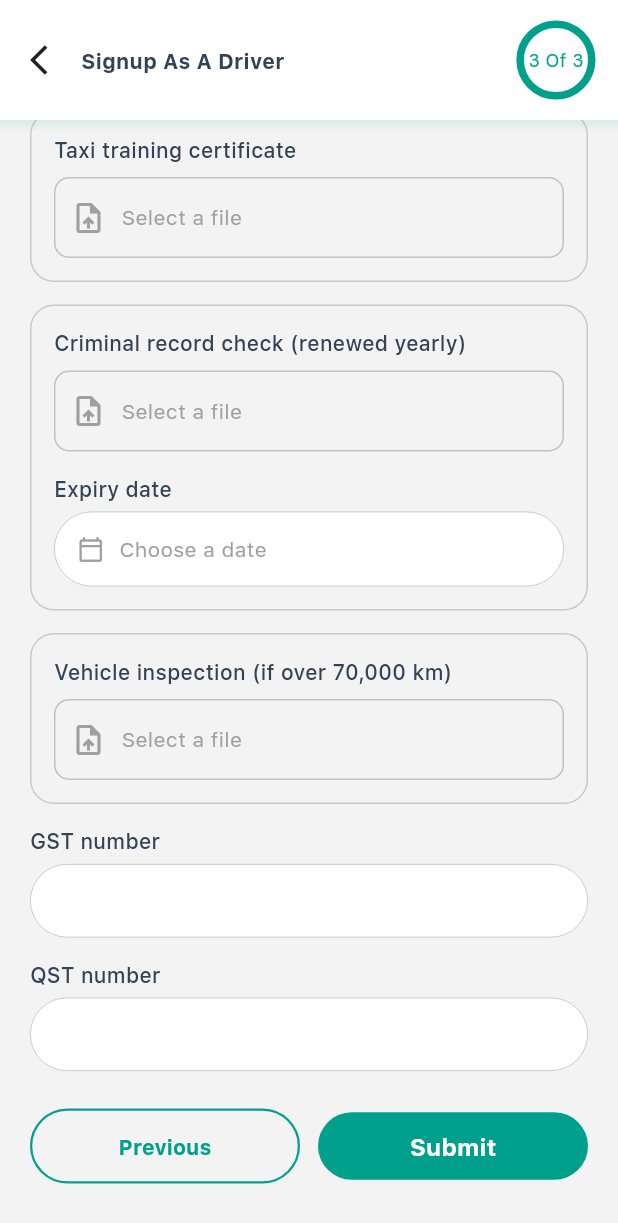
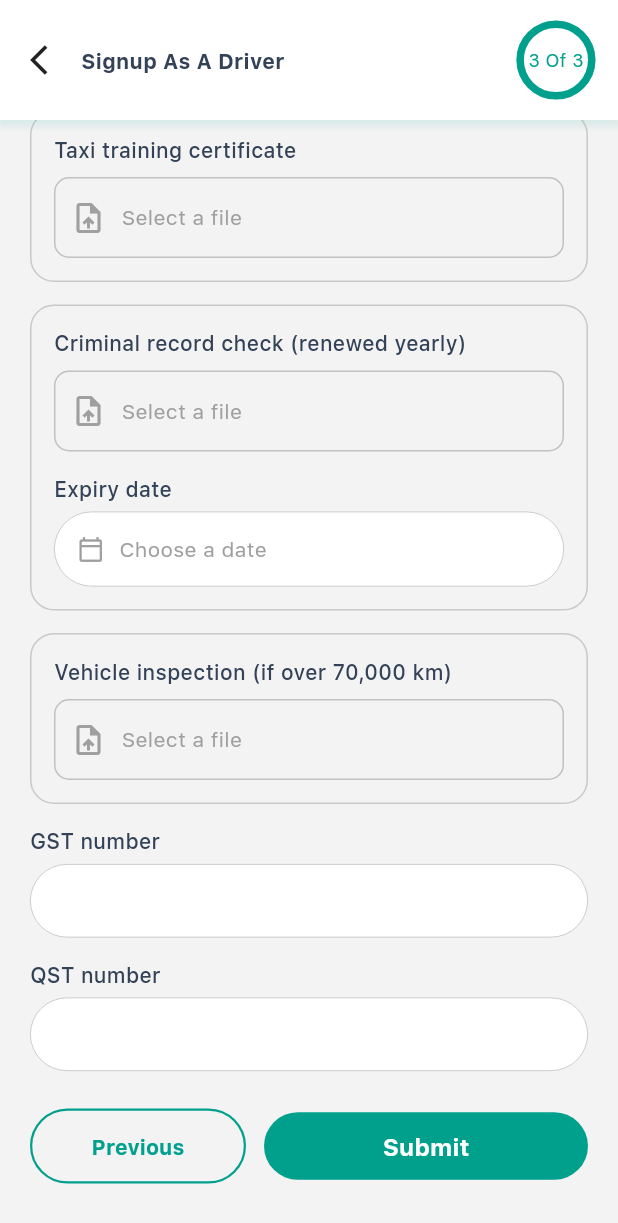
Before and after one commit to rolandpierre1/wolygo-driver, a Flutter app: the AdditionalSignUpScreen2 screen opened directly, scrolled down 768 dp, on a phone screen of 412 x 824 dp. Shown: the top 1223 px of the screen. Run offline on Flutter 3.47's test engine with Material 3 defaults, Android fonts, the phone set to English and light mode, and no system bars; drawn by our look-alikes of percent_indicator; our stand-ins replace audioplayers, chewie, connectivity_plus, country_code_picker, dotted_border, dropdown_button2 and 29 more; missing offline and left inert: custom_map_markers, dart_pusher_channels, flutter_downloader, flutter_polyline_points, just_the_tooltip, phone_numbers_parser and 1 more; accounts and stored records are empty; network calls fail.

Commit message:
Inscription chauffeur: corrige le debordement du bouton Soumettre et du compteur d'etapes
Co-Authored-By: Claude Sonnet 5.5 <noreply@anthropic.com>
Claude-Session: https://claude.ai/code/session_01LntwFCrzLsAXpobbrMwVj9

```diff
--- a/lib/features/auth/screens/additional_sign_up_screen_2.dart
+++ b/lib/features/auth/screens/additional_sign_up_screen_2.dart
@@ -67,10 +67,10 @@ class AdditionalSignUpScreen2 extends StatelessWidget {
                 c.isLoading
                   ? Center(child: SpinKitCircle(color: Theme.of(context).primaryColor, size: 40.0))
                   : Row(children: [
-                      const Expanded(child: SxBackButton()),
+                      const Expanded(flex: 2, child: SxBackButton()),
                       const SizedBox(width: 12),
-                      Expanded(child: ButtonWidget(
-                        buttonText: sxT('Soumettre l\'inscription', 'Submit'), radius: 50,
+                      Expanded(flex: 3, child: ButtonWidget(
+                        buttonText: sxT('Soumettre', 'Submit'), radius: 50,
                         onPressed: () async {
                           final m = _missing(c);
                           if (m != null) { showCustomSnackBar(m); return; }
--- a/lib/features/auth/widgets/signup_appbar_widget.dart
+++ b/lib/features/auth/widgets/signup_appbar_widget.dart
@@ -29,7 +29,7 @@ class SignUpAppbarWidget extends StatelessWidget {
           ]
       ),
       child: Row(mainAxisAlignment:MainAxisAlignment.spaceBetween, children: [
-        Row(children: [
+        Flexible(child: Row(children: [
           enableBackButton ?
           InkWell(
             onTap: ()=> Get.back(),
@@ -40,14 +40,14 @@ class SignUpAppbarWidget extends StatelessWidget {
           ): const SizedBox(),
           const SizedBox(width: Dimensions.paddingSizeExtraSmall),
 
-          Text(title.tr,style: textBold),
-          ]),
+          Flexible(child: Text(title.tr, maxLines: 1, overflow: TextOverflow.ellipsis, style: textBold)),
+          ])),
 
         hideProgress ? const SizedBox() : CircularPercentIndicator(
             radius: Get.height * 0.032,
             percent: progressText == '1_of_3' ? 0.33 : progressText == '2_of_3' ? 0.66 : 1,
             circularStrokeCap: CircularStrokeCap.round,
-            center: Text(progressText.tr,style: textRegular.copyWith(color: Theme.of(context).primaryColor,fontSize: Dimensions.fontSizeSmall)),
+            center: Padding(padding: const EdgeInsets.all(6), child: FittedBox(fit: BoxFit.scaleDown, child: Text(progressText.tr, maxLines: 1, style: textRegular.copyWith(color: Theme.of(context).primaryColor,fontSize: Dimensions.fontSizeSmall)))),
             progressColor: Theme.of(context).primaryColor,
             backgroundColor: Theme.of(context).hintColor.withOpacity(.18),
         )
--- a/lib/features/auth/widgets/signup_fields.dart
+++ b/lib/features/auth/widgets/signup_fields.dart
@@ -170,7 +170,7 @@ class SxBackButton extends StatelessWidget {
         minimumSize: const Size.fromHeight(50),
         shape: RoundedRectangleBorder(borderRadius: BorderRadius.circular(50)),
       ),
-      child: Text(sxT('Précédent', 'Previous'), style: textBold.copyWith(color: c)),
+      child: FittedBox(fit: BoxFit.scaleDown, child: Text(sxT('Précédent', 'Previous'), maxLines: 1, style: textBold.copyWith(color: c))),
     );
   }
 }
```
